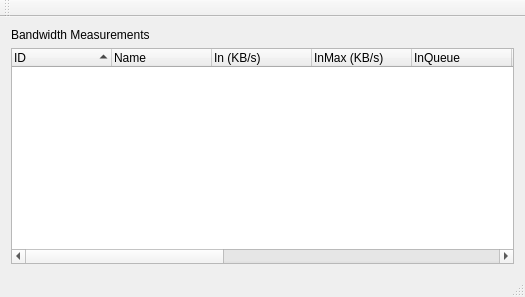
Qt form retroshare-gui/src/gui/bwctrl/BwCtrlWindow.ui (RetroShare/RetroShare) before a commit.
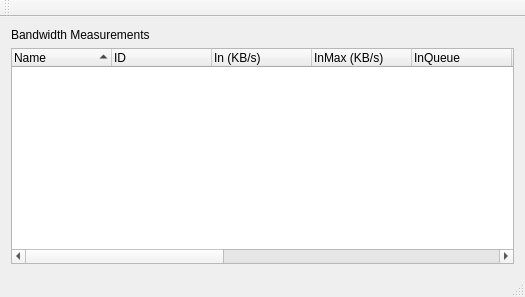
The same form after that commit. Icons and pictures are not drawn.

Commit message: fixed the item order, name item was on wrong place

The edit to the form file:
```diff
--- a/retroshare-gui/src/gui/bwctrl/BwCtrlWindow.ui
+++ b/retroshare-gui/src/gui/bwctrl/BwCtrlWindow.ui
@@ -34,16 +34,16 @@
       <property name="sortingEnabled">
        <bool>true</bool>
       </property>
-      <column>
-       <property name="text">
-        <string>ID</string>
-       </property>
-      </column>
       <column>
        <property name="text">
         <string>Name</string>
        </property>
       </column>
+      <column>
+       <property name="text">
+        <string>ID</string>
+       </property>
+      </column>
       <column>
        <property name="text">
         <string>In (KB/s)</string>
```
Left out of the diff: 2 changed lines with no effect on the pictures.
